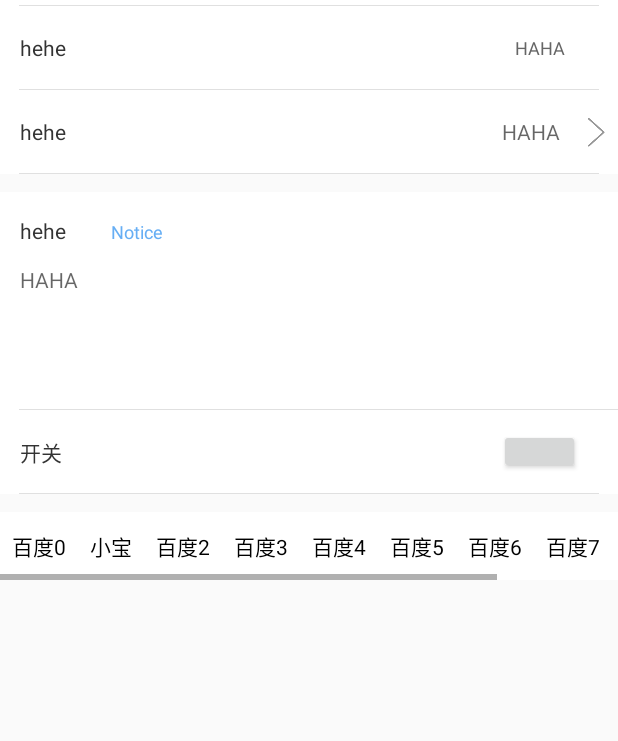
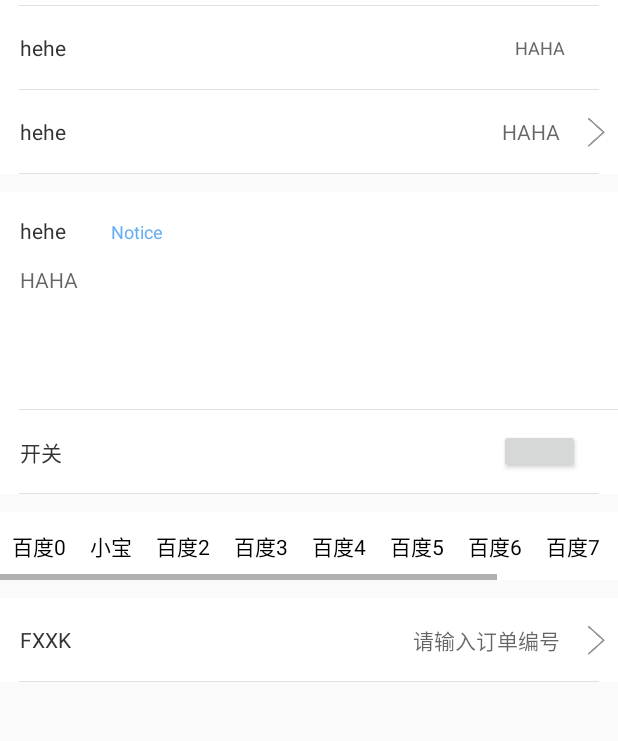
Before and after one commit to ThinkmanWang/ThinkUtils, an Android app: the CustomBarActivity screen opened directly, with no data from a screen before it, on a phone screen of 412 x 824 dp, the part 246-987 px from its top. Run offline under Robolectric (Android 15) with nearby library versions, the phone set to English and light mode, and no system bars; our stand-ins replace ButterKnife, CircleImageView; libraries missing offline, so code that uses them is left out: cn.finalteam.galleryfinal, com.zcw.togglebutton; plain views replace ToggleButton; pictures from the network do not load; 7 statements that could not run were skipped.

```diff
--- a/thinkutils/build.gradle
+++ b/thinkutils/build.gradle
@@ -3,7 +3,7 @@ apply plugin: 'com.android.library'
 apply plugin: 'com.neenbedankt.android-apt'
 apply plugin: 'com.novoda.bintray-release'
 
-version = "1.6.51"
+version = "1.6.53"
 android {
     compileSdkVersion 23
     buildToolsVersion "23.0.3"
@@ -11,7 +11,7 @@ android {
     defaultConfig {
         minSdkVersion 17
         targetSdkVersion 23
-        versionCode 111
+        versionCode 113
         versionName version
     }
     buildTypes {
@@ -64,7 +64,7 @@ publish {
     userOrg = 'thinkman'
     groupId = 'com.thinkman.thinkutils'
     artifactId = 'thinkutils'
-    publishVersion = '1.6.51'
+    publishVersion = '1.6.53'
     desc = 'Thinkman ThinkUtils'
     website = 'https://github.com/ThinkmanWang/ThinkNews'
 }
--- a/thinkutils/src/main/java/com/thinkman/thinkutils/view/CustomEditBar.java
+++ b/thinkutils/src/main/java/com/thinkman/thinkutils/view/CustomEditBar.java
@@ -153,11 +153,13 @@ public class CustomEditBar extends FrameLayout {
         }
 
         leftIconDrawable = a.getDrawable(R.styleable.CustomEditBar_leftIconDrawable);
-        if (leftIconDrawable != null) {
-            iconLeft.setImageDrawable(leftIconDrawable);
-            iconLeft.setVisibility(VISIBLE);
-        } else {
-            iconLeft.setVisibility(GONE);
+        if (iconLeft != null) {
+            if (leftIconDrawable != null) {
+                iconLeft.setImageDrawable(leftIconDrawable);
+                iconLeft.setVisibility(VISIBLE);
+            } else {
+                iconLeft.setVisibility(GONE);
+            }
         }
 
         a.recycle();
--- a/thinkutilssample/src/main/res/layout/content_custom_bar.xml
+++ b/thinkutilssample/src/main/res/layout/content_custom_bar.xml
@@ -68,8 +68,6 @@
             android:background="@android:color/white"
             thinkutils:labelColor="@android:color/black" />
 
-
-
         <com.thinkman.thinkutils.view.CommonMultiLineAttachBar
             android:id="@+id/cab_photos"
             android:layout_width="match_parent"
@@ -77,6 +75,14 @@
             android:layout_marginTop="12dp"
             android:background="@android:color/white"/>
 
+        <com.thinkman.thinkutils.view.CustomEditBar
+            android:id="@+id/cb_order_no"
+            android:layout_width="match_parent"
+            android:layout_height="wrap_content"
+            thinkutils:labelText="FXXK"
+            thinkutils:hintText="请输入订单编号"
+            thinkutils:hasRightIcon="true"
+            />
 
     </LinearLayout>
 </com.thinkman.thinkutils.view.VerticalScrollView>
--- a/thinkutilssample/src/main/res/layout/content_main.xml
+++ b/thinkutilssample/src/main/res/layout/content_main.xml
@@ -29,6 +29,11 @@
     android:layout_width="match_parent"
     android:layout_height="match_parent"
     android:orientation="vertical">
+
+    <com.thinkman.thinkutils.view.CircleImageView
+        android:id="@+id/iv_avatar"
+        android:layout_width="wrap_content"
+        android:layout_height="wrap_content" />
 
     <Button
         android:id="@+id/btn_input_dlg"
```
Also changed, not shown: thinkutils/src/main/java/com/thinkman/thinkutils/commonutils/GlideRoundTransform.java (added, +55 -0 lines), thinkutilssample/src/main/java/com/thinkman/thinkutilssample/MainActivity.java (+8 -0 lines).
